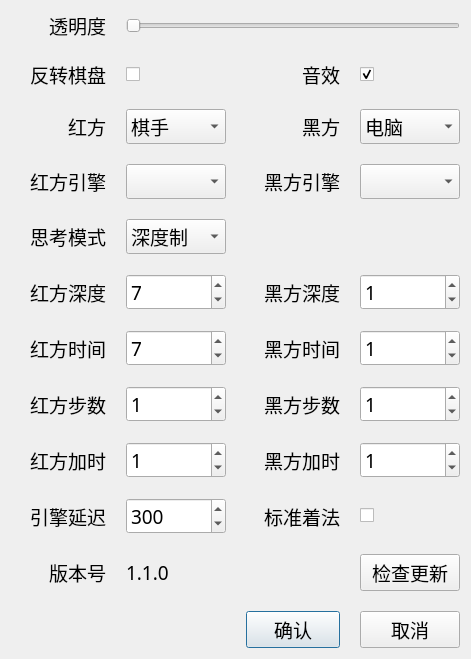
StevenBaby/chess, file src/ui/settings.ui: the form before one commit.
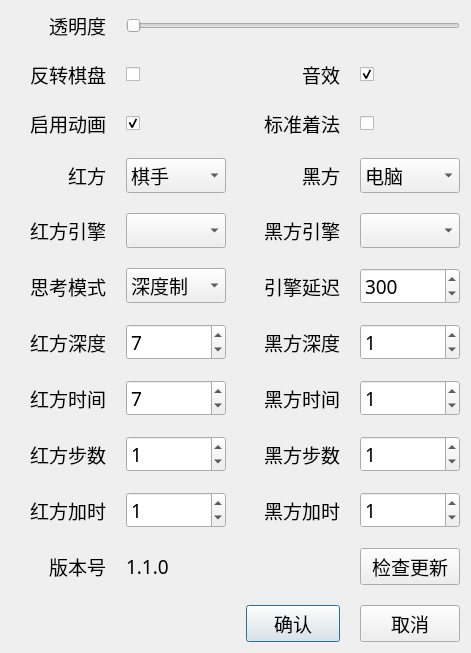
The form after the commit.

```diff
--- a/src/ui/settings.ui
+++ b/src/ui/settings.ui
@@ -7,7 +7,7 @@
     <x>0</x>
     <y>0</y>
     <width>471</width>
-    <height>598</height>
+    <height>592</height>
    </rect>
   </property>
   <property name="windowTitle">
@@ -19,88 +19,8 @@
      <property name="spacing">
       <number>20</number>
      </property>
-     <item row="1" column="2">
-      <widget class="QLabel" name="label_6">
-       <property name="font">
-        <font>
-         <family>DengXian</family>
-         <pointsize>14</pointsize>
-        </font>
-       </property>
-       <property name="text">
-        <string>音效</string>
-       </property>
-       <property name="alignment">
-        <set>Qt::AlignRight|Qt::AlignTrailing|Qt::AlignVCenter</set>
-       </property>
-      </widget>
-     </item>
-     <item row="3" column="0">
-      <widget class="QLabel" name="label_11">
-       <property name="font">
-        <font>
-         <family>DengXian</family>
-         <pointsize>14</pointsize>
-        </font>
-       </property>
-       <property name="text">
-        <string>红方引擎</string>
-       </property>
-       <property name="alignment">
-        <set>Qt::AlignRight|Qt::AlignTrailing|Qt::AlignVCenter</set>
-       </property>
-      </widget>
-     </item>
-     <item row="6" column="0">
-      <widget class="QLabel" name="label_13">
-       <property name="font">
-        <font>
-         <family>DengXian</family>
-         <pointsize>14</pointsize>
-        </font>
-       </property>
-       <property name="text">
-        <string>红方时间</string>
-       </property>
-       <property name="alignment">
-        <set>Qt::AlignRight|Qt::AlignTrailing|Qt::AlignVCenter</set>
-       </property>
-      </widget>
-     </item>
-     <item row="2" column="0">
-      <widget class="QLabel" name="label_3">
-       <property name="font">
-        <font>
-         <family>DengXian</family>
-         <pointsize>14</pointsize>
-        </font>
-       </property>
-       <property name="text">
-        <string>红方</string>
-       </property>
-       <property name="alignment">
-        <set>Qt::AlignRight|Qt::AlignTrailing|Qt::AlignVCenter</set>
-       </property>
-      </widget>
-     </item>
-     <item row="5" column="1">
-      <widget class="QSpinBox" name="red_depth">
-       <property name="font">
-        <font>
-         <family>DengXian</family>
-         <pointsize>14</pointsize>
-        </font>
-       </property>
-       <property name="maximum">
-        <number>10</number>
-       </property>
-       <property name="value">
-        <number>7</number>
-       </property>
-      </widget>
-     </item>
      <item row="8" column="1">
-      <widget class="QSpinBox" name="red_increment">
+      <widget class="QSpinBox" name="red_steps">
        <property name="font">
         <font>
          <family>DengXian</family>
@@ -108,41 +28,15 @@
         </font>
        </property>
        <property name="maximum">
-        <number>10000</number>
+        <number>100000</number>
        </property>
        <property name="value">
         <number>1</number>
        </property>
       </widget>
      </item>
-     <item row="1" column="3">
-      <widget class="QCheckBox" name="audio">
-       <property name="text">
-        <string/>
-       </property>
-       <property name="checked">
-        <bool>true</bool>
-       </property>
-      </widget>
-     </item>
-     <item row="10" column="1">
-      <widget class="QLabel" name="version">
-       <property name="font">
-        <font>
-         <family>DengXian</family>
-         <pointsize>14</pointsize>
-        </font>
-       </property>
-       <property name="text">
-        <string>1.1.0</string>
-       </property>
-       <property name="alignment">
-        <set>Qt::AlignLeading|Qt::AlignLeft|Qt::AlignVCenter</set>
-       </property>
-      </widget>
-     </item>
      <item row="8" column="2">
-      <widget class="QLabel" name="label_18">
+      <widget class="QLabel" name="label_16">
        <property name="font">
         <font>
          <family>DengXian</family>
@@ -150,153 +44,7 @@
         </font>
        </property>
        <property name="text">
-        <string>黑方加时</string>
-       </property>
-       <property name="alignment">
-        <set>Qt::AlignRight|Qt::AlignTrailing|Qt::AlignVCenter</set>
-       </property>
-      </widget>
-     </item>
-     <item row="1" column="1">
-      <widget class="QCheckBox" name="reverse">
-       <property name="text">
-        <string/>
-       </property>
-      </widget>
-     </item>
-     <item row="11" column="2">
-      <widget class="QPushButton" name="ok">
-       <property name="font">
-        <font>
-         <family>DengXian</family>
-         <pointsize>14</pointsize>
-        </font>
-       </property>
-       <property name="text">
-        <string>确认</string>
-       </property>
-      </widget>
-     </item>
-     <item row="8" column="3">
-      <widget class="QSpinBox" name="black_increment">
-       <property name="font">
-        <font>
-         <family>DengXian</family>
-         <pointsize>14</pointsize>
-        </font>
-       </property>
-       <property name="maximum">
-        <number>10000</number>
-       </property>
-       <property name="value">
-        <number>1</number>
-       </property>
-      </widget>
-     </item>
-     <item row="8" column="0">
-      <widget class="QLabel" name="label_17">
-       <property name="font">
-        <font>
-         <family>DengXian</family>
-         <pointsize>14</pointsize>
-        </font>
-       </property>
-       <property name="text">
-        <string>红方加时</string>
-       </property>
-       <property name="alignment">
-        <set>Qt::AlignRight|Qt::AlignTrailing|Qt::AlignVCenter</set>
-       </property>
-      </widget>
-     </item>
-     <item row="2" column="1">
-      <widget class="QComboBox" name="redside">
-       <property name="font">
-        <font>
-         <family>DengXian</family>
-         <pointsize>14</pointsize>
-        </font>
-       </property>
-       <item>
-        <property name="text">
-         <string>棋手</string>
-        </property>
-       </item>
-       <item>
-        <property name="text">
-         <string>电脑</string>
-        </property>
-       </item>
-      </widget>
-     </item>
-     <item row="9" column="2">
-      <widget class="QLabel" name="label_10">
-       <property name="font">
-        <font>
-         <family>DengXian</family>
-         <pointsize>14</pointsize>
-        </font>
-       </property>
-       <property name="text">
-        <string>标准着法</string>
-       </property>
-       <property name="alignment">
-        <set>Qt::AlignRight|Qt::AlignTrailing|Qt::AlignVCenter</set>
-       </property>
-      </widget>
-     </item>
-     <item row="11" column="3">
-      <widget class="QPushButton" name="cancel">
-       <property name="font">
-        <font>
-         <family>DengXian</family>
-         <pointsize>14</pointsize>
-        </font>
-       </property>
-       <property name="text">
-        <string>取消</string>
-       </property>
-      </widget>
-     </item>
-     <item row="5" column="2">
-      <widget class="QLabel" name="label_9">
-       <property name="font">
-        <font>
-         <family>DengXian</family>
-         <pointsize>14</pointsize>
-        </font>
-       </property>
-       <property name="text">
-        <string>黑方深度</string>
-       </property>
-       <property name="alignment">
-        <set>Qt::AlignRight|Qt::AlignTrailing|Qt::AlignVCenter</set>
-       </property>
-      </widget>
-     </item>
-     <item row="10" column="3">
-      <widget class="QPushButton" name="checkupdate">
-       <property name="font">
-        <font>
-         <family>DengXian</family>
-         <pointsize>14</pointsize>
-        </font>
-       </property>
-       <property name="text">
-        <string>检查更新</string>
-       </property>
-      </widget>
-     </item>
-     <item row="2" column="2">
-      <widget class="QLabel" name="label_4">
-       <property name="font">
-        <font>
-         <family>DengXian</family>
-         <pointsize>14</pointsize>
-        </font>
-       </property>
-       <property name="text">
-        <string>黑方</string>
+        <string>黑方步数</string>
        </property>
        <property name="alignment">
         <set>Qt::AlignRight|Qt::AlignTrailing|Qt::AlignVCenter</set>
@@ -328,33 +76,23 @@
        </property>
       </widget>
      </item>
-     <item row="3" column="1">
-      <widget class="QComboBox" name="red_engine">
+     <item row="6" column="2">
+      <widget class="QLabel" name="label_9">
        <property name="font">
         <font>
          <family>DengXian</family>
          <pointsize>14</pointsize>
         </font>
        </property>
-      </widget>
-     </item>
-     <item row="7" column="1">
-      <widget class="QSpinBox" name="red_steps">
-       <property name="font">
-        <font>
-         <family>DengXian</family>
-         <pointsize>14</pointsize>
-        </font>
+       <property name="text">
+        <string>黑方深度</string>
        </property>
-       <property name="maximum">
-        <number>100000</number>
+       <property name="alignment">
+        <set>Qt::AlignRight|Qt::AlignTrailing|Qt::AlignVCenter</set>
        </property>
-       <property name="value">
-        <number>1</number>
-       </property>
       </widget>
      </item>
-     <item row="5" column="0">
+     <item row="6" column="0">
       <widget class="QLabel" name="label_8">
        <property name="font">
         <font>
@@ -371,32 +109,42 @@
       </widget>
      </item>
      <item row="3" column="3">
-      <widget class="QComboBox" name="black_engine">
+      <widget class="QComboBox" name="blackside">
        <property name="font">
         <font>
          <family>DengXian</family>
          <pointsize>14</pointsize>
         </font>
        </property>
+       <item>
+        <property name="text">
+         <string>电脑</string>
+        </property>
+       </item>
+       <item>
+        <property name="text">
+         <string>棋手</string>
+        </property>
+       </item>
       </widget>
      </item>
-     <item row="6" column="3">
-      <widget class="QSpinBox" name="black_time">
+     <item row="3" column="0">
+      <widget class="QLabel" name="label_3">
        <property name="font">
         <font>
          <family>DengXian</family>
          <pointsize>14</pointsize>
         </font>
        </property>
-       <property name="maximum">
-        <number>100000</number>
+       <property name="text">
+        <string>红方</string>
        </property>
-       <property name="value">
-        <number>1</number>
+       <property name="alignment">
+        <set>Qt::AlignRight|Qt::AlignTrailing|Qt::AlignVCenter</set>
        </property>
       </widget>
      </item>
-     <item row="6" column="2">
+     <item row="7" column="2">
       <widget class="QLabel" name="label_14">
        <property name="font">
         <font>
@@ -412,7 +160,52 @@
        </property>
       </widget>
      </item>
-     <item row="7" column="0">
+     <item row="4" column="2">
+      <widget class="QLabel" name="label_12">
+       <property name="font">
+        <font>
+         <family>DengXian</family>
+         <pointsize>14</pointsize>
+        </font>
+       </property>
+       <property name="text">
+        <string>黑方引擎</string>
+       </property>
+       <property name="alignment">
+        <set>Qt::AlignRight|Qt::AlignTrailing|Qt::AlignVCenter</set>
+       </property>
+      </widget>
+     </item>
+     <item row="11" column="2">
+      <widget class="QPushButton" name="ok">
+       <property name="font">
+        <font>
+         <family>DengXian</family>
+         <pointsize>14</pointsize>
+        </font>
+       </property>
+       <property name="text">
+        <string>确认</string>
+       </property>
+      </widget>
+     </item>
+     <item row="7" column="1">
+      <widget class="QSpinBox" name="red_time">
+       <property name="font">
+        <font>
+         <family>DengXian</family>
+         <pointsize>14</pointsize>
+        </font>
+       </property>
+       <property name="maximum">
+        <number>100000</number>
+       </property>
+       <property name="value">
+        <number>7</number>
+       </property>
+      </widget>
+     </item>
+     <item row="8" column="0">
       <widget class="QLabel" name="label_15">
        <property name="font">
         <font>
@@ -428,64 +221,16 @@
        </property>
       </widget>
      </item>
-     <item row="9" column="1">
-      <widget class="QSpinBox" name="delay">
+     <item row="2" column="2">
+      <widget class="QLabel" name="label_10">
        <property name="font">
         <font>
          <family>DengXian</family>
          <pointsize>14</pointsize>
         </font>
        </property>
-       <property name="maximum">
-        <number>5000</number>
-       </property>
-       <property name="value">
-        <number>300</number>
-       </property>
-      </widget>
-     </item>
-     <item row="9" column="0">
-      <widget class="QLabel" name="label_7">
-       <property name="font">
-        <font>
-         <family>DengXian</family>
-         <pointsize>14</pointsize>
-        </font>
-       </property>
        <property name="text">
-        <string>引擎延迟</string>
-       </property>
-       <property name="alignment">
-        <set>Qt::AlignRight|Qt::AlignTrailing|Qt::AlignVCenter</set>
-       </property>
-      </widget>
-     </item>
-     <item row="10" column="0">
-      <widget class="QLabel" name="label_5">
-       <property name="font">
-        <font>
-         <family>DengXian</family>
-         <pointsize>14</pointsize>
-        </font>
-       </property>
-       <property name="text">
-        <string>版本号</string>
-       </property>
-       <property name="alignment">
-        <set>Qt::AlignRight|Qt::AlignTrailing|Qt::AlignVCenter</set>
-       </property>
-      </widget>
-     </item>
-     <item row="0" column="0">
-      <widget class="QLabel" name="label">
-       <property name="font">
-        <font>
-         <family>DengXian</family>
-         <pointsize>14</pointsize>
-        </font>
-       </property>
-       <property name="text">
-        <string>透明度</string>
+        <string>标准着法</string>
        </property>
        <property name="alignment">
         <set>Qt::AlignRight|Qt::AlignTrailing|Qt::AlignVCenter</set>
@@ -493,90 +238,6 @@
       </widget>
      </item>
      <item row="2" column="3">
-      <widget class="QComboBox" name="blackside">
-       <property name="font">
-        <font>
-         <family>DengXian</family>
-         <pointsize>14</pointsize>
-        </font>
-       </property>
-       <item>
-        <property name="text">
-         <string>电脑</string>
-        </property>
-       </item>
-       <item>
-        <property name="text">
-         <string>棋手</string>
-        </property>
-       </item>
-      </widget>
-     </item>
-     <item row="7" column="3">
-      <widget class="QSpinBox" name="black_steps">
-       <property name="font">
-        <font>
-         <family>DengXian</family>
-         <pointsize>14</pointsize>
-        </font>
-       </property>
-       <property name="maximum">
-        <number>100000</number>
-       </property>
-       <property name="value">
-        <number>1</number>
-       </property>
-      </widget>
-     </item>
-     <item row="1" column="0">
-      <widget class="QLabel" name="label_2">
-       <property name="font">
-        <font>
-         <family>DengXian</family>
-         <pointsize>14</pointsize>
-        </font>
-       </property>
-       <property name="text">
-        <string>反转棋盘</string>
-       </property>
-       <property name="alignment">
-        <set>Qt::AlignRight|Qt::AlignTrailing|Qt::AlignVCenter</set>
-       </property>
-      </widget>
-     </item>
-     <item row="6" column="1">
-      <widget class="QSpinBox" name="red_time">
-       <property name="font">
-        <font>
-         <family>DengXian</family>
-         <pointsize>14</pointsize>
-        </font>
-       </property>
-       <property name="maximum">
-        <number>100000</number>
-       </property>
-       <property name="value">
-        <number>7</number>
-       </property>
-      </widget>
-     </item>
-     <item row="5" column="3">
-      <widget class="QSpinBox" name="black_depth">
-       <property name="font">
-        <font>
-         <family>DengXian</family>
-         <pointsize>14</pointsize>
-        </font>
-       </property>
-       <property name="maximum">
-        <number>10</number>
-       </property>
-       <property name="value">
-        <number>1</number>
-       </property>
-      </widget>
-     </item>
-     <item row="9" column="3">
       <widget class="QCheckBox" name="standard_method">
        <property name="text">
         <string/>
@@ -586,39 +247,39 @@
        </property>
       </widget>
      </item>
-     <item row="3" column="2">
-      <widget class="QLabel" name="label_12">
+     <item row="7" column="3">
+      <widget class="QSpinBox" name="black_time">
        <property name="font">
         <font>
          <family>DengXian</family>
          <pointsize>14</pointsize>
         </font>
        </property>
-       <property name="text">
-        <string>黑方引擎</string>
+       <property name="maximum">
+        <number>100000</number>
        </property>
-       <property name="alignment">
-        <set>Qt::AlignRight|Qt::AlignTrailing|Qt::AlignVCenter</set>
-       </property>
-      </widget>
-     </item>
-     <item row="7" column="2">
-      <widget class="QLabel" name="label_16">
-       <property name="font">
-        <font>
-         <family>DengXian</family>
-         <pointsize>14</pointsize>
-        </font>
-       </property>
-       <property name="text">
-        <string>黑方步数</string>
-       </property>
-       <property name="alignment">
-        <set>Qt::AlignRight|Qt::AlignTrailing|Qt::AlignVCenter</set>
+       <property name="value">
+        <number>1</number>
        </property>
       </widget>
      </item>
      <item row="4" column="0">
+      <widget class="QLabel" name="label_11">
+       <property name="font">
+        <font>
+         <family>DengXian</family>
+         <pointsize>14</pointsize>
+        </font>
+       </property>
+       <property name="text">
+        <string>红方引擎</string>
+       </property>
+       <property name="alignment">
+        <set>Qt::AlignRight|Qt::AlignTrailing|Qt::AlignVCenter</set>
+       </property>
+      </widget>
+     </item>
+     <item row="5" column="0">
       <widget class="QLabel" name="label_19">
        <property name="font">
         <font>
@@ -634,7 +295,246 @@
        </property>
       </widget>
      </item>
+     <item row="9" column="3">
+      <widget class="QSpinBox" name="black_increment">
+       <property name="font">
+        <font>
+         <family>DengXian</family>
+         <pointsize>14</pointsize>
+        </font>
+       </property>
+       <property name="maximum">
+        <number>10000</number>
+       </property>
+       <property name="value">
+        <number>1</number>
+       </property>
+      </widget>
+     </item>
+     <item row="6" column="1">
+      <widget class="QSpinBox" name="red_depth">
+       <property name="font">
+        <font>
+         <family>DengXian</family>
+         <pointsize>14</pointsize>
+        </font>
+       </property>
+       <property name="maximum">
+        <number>10</number>
+       </property>
+       <property name="value">
+        <number>7</number>
+       </property>
+      </widget>
+     </item>
+     <item row="1" column="0">
+      <widget class="QLabel" name="label_2">
+       <property name="font">
+        <font>
+         <family>DengXian</family>
+         <pointsize>14</pointsize>
+        </font>
+       </property>
+       <property name="text">
+        <string>反转棋盘</string>
+       </property>
+       <property name="alignment">
+        <set>Qt::AlignRight|Qt::AlignTrailing|Qt::AlignVCenter</set>
+       </property>
+      </widget>
+     </item>
+     <item row="1" column="1">
+      <widget class="QCheckBox" name="reverse">
+       <property name="text">
+        <string/>
+       </property>
+      </widget>
+     </item>
+     <item row="8" column="3">
+      <widget class="QSpinBox" name="black_steps">
+       <property name="font">
+        <font>
+         <family>DengXian</family>
+         <pointsize>14</pointsize>
+        </font>
+       </property>
+       <property name="maximum">
+        <number>100000</number>
+       </property>
+       <property name="value">
+        <number>1</number>
+       </property>
+      </widget>
+     </item>
+     <item row="4" column="3">
+      <widget class="QComboBox" name="black_engine">
+       <property name="font">
+        <font>
+         <family>DengXian</family>
+         <pointsize>14</pointsize>
+        </font>
+       </property>
+      </widget>
+     </item>
+     <item row="2" column="0">
+      <widget class="QLabel" name="label_20">
+       <property name="font">
+        <font>
+         <family>DengXian</family>
+         <pointsize>14</pointsize>
+        </font>
+       </property>
+       <property name="text">
+        <string>启用动画</string>
+       </property>
+       <property name="alignment">
+        <set>Qt::AlignRight|Qt::AlignTrailing|Qt::AlignVCenter</set>
+       </property>
+      </widget>
+     </item>
+     <item row="1" column="3">
+      <widget class="QCheckBox" name="audio">
+       <property name="text">
+        <string/>
+       </property>
+       <property name="checked">
+        <bool>true</bool>
+       </property>
+      </widget>
+     </item>
+     <item row="2" column="1">
+      <widget class="QCheckBox" name="animate">
+       <property name="text">
+        <string/>
+       </property>
+       <property name="checked">
+        <bool>true</bool>
+       </property>
+      </widget>
+     </item>
+     <item row="9" column="1">
+      <widget class="QSpinBox" name="red_increment">
+       <property name="font">
+        <font>
+         <family>DengXian</family>
+         <pointsize>14</pointsize>
+        </font>
+       </property>
+       <property name="maximum">
+        <number>10000</number>
+       </property>
+       <property name="value">
+        <number>1</number>
+       </property>
+      </widget>
+     </item>
+     <item row="0" column="0">
+      <widget class="QLabel" name="label">
+       <property name="font">
+        <font>
+         <family>DengXian</family>
+         <pointsize>14</pointsize>
+        </font>
+       </property>
+       <property name="text">
+        <string>透明度</string>
+       </property>
+       <property name="alignment">
+        <set>Qt::AlignRight|Qt::AlignTrailing|Qt::AlignVCenter</set>
+       </property>
+      </widget>
+     </item>
+     <item row="10" column="1">
+      <widget class="QLabel" name="version">
+       <property name="font">
+        <font>
+         <family>DengXian</family>
+         <pointsize>14</pointsize>
+        </font>
+       </property>
+       <property name="text">
+        <string>1.1.0</string>
+       </property>
+       <property name="alignment">
+        <set>Qt::AlignLeading|Qt::AlignLeft|Qt::AlignVCenter</set>
+       </property>
+      </widget>
+     </item>
+     <item row="3" column="2">
+      <widget class="QLabel" name="label_4">
+       <property name="font">
+        <font>
+         <family>DengXian</family>
+         <pointsize>14</pointsize>
+        </font>
+       </property>
+       <property name="text">
+        <string>黑方</string>
+       </property>
+       <property name="alignment">
+        <set>Qt::AlignRight|Qt::AlignTrailing|Qt::AlignVCenter</set>
+       </property>
+      </widget>
+     </item>
+     <item row="1" column="2">
+      <widget class="QLabel" name="label_6">
+       <property name="font">
+        <font>
+         <family>DengXian</family>
+         <pointsize>14</pointsize>
+        </font>
+       </property>
+       <property name="text">
+        <string>音效</string>
+       </property>
+       <property name="alignment">
+        <set>Qt::AlignRight|Qt::AlignTrailing|Qt::AlignVCenter</set>
+       </property>
+      </widget>
+     </item>
+     <item row="7" column="0">
+      <widget class="QLabel" name="label_13">
+       <property name="font">
+        <font>
+         <family>DengXian</family>
+         <pointsize>14</pointsize>
+        </font>
+       </property>
+       <property name="text">
+        <string>红方时间</string>
+       </property>
+       <property name="alignment">
+        <set>Qt::AlignRight|Qt::AlignTrailing|Qt::AlignVCenter</set>
+       </property>
+      </widget>
+     </item>
+     <item row="9" column="0">
+      <widget class="QLabel" name="label_17">
+       <property name="font">
+        <font>
+         <family>DengXian</family>
+         <pointsize>14</pointsize>
+        </font>
+       </property>
+       <property name="text">
+        <string>红方加时</string>
+       </property>
+       <property name="alignment">
+        <set>Qt::AlignRight|Qt::AlignTrailing|Qt::AlignVCenter</set>
+       </property>
+      </widget>
+     </item>
      <item row="4" column="1">
+      <widget class="QComboBox" name="red_engine">
+       <property name="font">
+        <font>
+         <family>DengXian</family>
+         <pointsize>14</pointsize>
+        </font>
+       </property>
+      </widget>
+     </item>
+     <item row="5" column="1">
       <widget class="QComboBox" name="mode">
        <property name="font">
         <font>
@@ -659,6 +559,132 @@
        </item>
       </widget>
      </item>
+     <item row="3" column="1">
+      <widget class="QComboBox" name="redside">
+       <property name="font">
+        <font>
+         <family>DengXian</family>
+         <pointsize>14</pointsize>
+        </font>
+       </property>
+       <item>
+        <property name="text">
+         <string>棋手</string>
+        </property>
+       </item>
+       <item>
+        <property name="text">
+         <string>电脑</string>
+        </property>
+       </item>
+      </widget>
+     </item>
+     <item row="10" column="3">
+      <widget class="QPushButton" name="checkupdate">
+       <property name="font">
+        <font>
+         <family>DengXian</family>
+         <pointsize>14</pointsize>
+        </font>
+       </property>
+       <property name="text">
+        <string>检查更新</string>
+       </property>
+      </widget>
+     </item>
+     <item row="6" column="3">
+      <widget class="QSpinBox" name="black_depth">
+       <property name="font">
+        <font>
+         <family>DengXian</family>
+         <pointsize>14</pointsize>
+        </font>
+       </property>
+       <property name="maximum">
+        <number>10</number>
+       </property>
+       <property name="value">
+        <number>1</number>
+       </property>
+      </widget>
+     </item>
+     <item row="5" column="2">
+      <widget class="QLabel" name="label_7">
+       <property name="font">
+        <font>
+         <family>DengXian</family>
+         <pointsize>14</pointsize>
+        </font>
+       </property>
+       <property name="text">
+        <string>引擎延迟</string>
+       </property>
+       <property name="alignment">
+        <set>Qt::AlignRight|Qt::AlignTrailing|Qt::AlignVCenter</set>
+       </property>
+      </widget>
+     </item>
+     <item row="10" column="0">
+      <widget class="QLabel" name="label_5">
+       <property name="font">
+        <font>
+         <family>DengXian</family>
+         <pointsize>14</pointsize>
+        </font>
+       </property>
+       <property name="text">
+        <string>版本号</string>
+       </property>
+       <property name="alignment">
+        <set>Qt::AlignRight|Qt::AlignTrailing|Qt::AlignVCenter</set>
+       </property>
+      </widget>
+     </item>
+     <item row="5" column="3">
+      <widget class="QSpinBox" name="delay">
+       <property name="font">
+        <font>
+         <family>DengXian</family>
+         <pointsize>14</pointsize>
+        </font>
+       </property>
+       <property name="maximum">
+        <number>5000</number>
+       </property>
+       <property name="value">
+        <number>300</number>
+       </property>
+      </widget>
+     </item>
+     <item row="9" column="2">
+      <widget class="QLabel" name="label_18">
+       <property name="font">
+        <font>
+         <family>DengXian</family>
+         <pointsize>14</pointsize>
+        </font>
+       </property>
+       <property name="text">
+        <string>黑方加时</string>
+       </property>
+       <property name="alignment">
+        <set>Qt::AlignRight|Qt::AlignTrailing|Qt::AlignVCenter</set>
+       </property>
+      </widget>
+     </item>
+     <item row="11" column="3">
+      <widget class="QPushButton" name="cancel">
+       <property name="font">
+        <font>
+         <family>DengXian</family>
+         <pointsize>14</pointsize>
+        </font>
+       </property>
+       <property name="text">
+        <string>取消</string>
+       </property>
+      </widget>
+     </item>
     </layout>
    </item>
   </layout>
```
